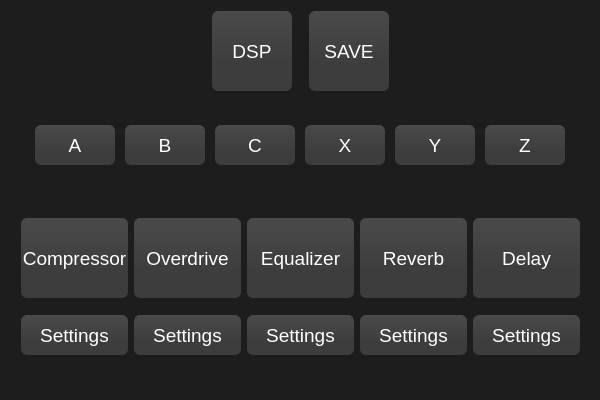
First picture: the form in CrimsonGUI/mainwindow.ui, repository eduardosacco/crimsonfx, before the edit.
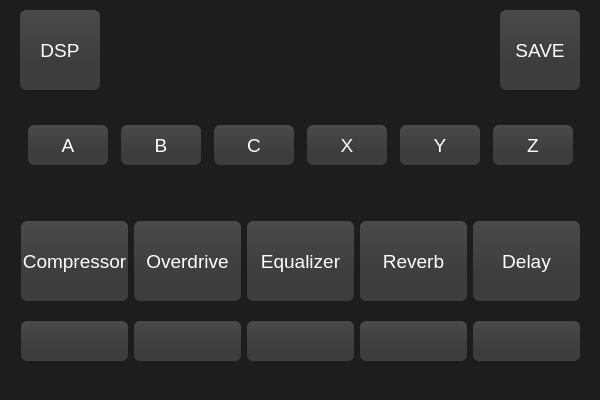
Second picture: the form after the edit. Icons and pictures are not drawn.

```diff
--- a/CrimsonGUI/mainwindow.ui
+++ b/CrimsonGUI/mainwindow.ui
@@ -49,7 +49,7 @@
       <x>10</x>
       <y>196</y>
       <width>581</width>
-      <height>181</height>
+      <height>191</height>
      </rect>
     </property>
     <layout class="QGridLayout" name="gridLayout">
@@ -62,7 +62,17 @@
         </size>
        </property>
        <property name="text">
-        <string>Settings</string>
+        <string/>
+       </property>
+       <property name="icon">
+        <iconset resource="resources.qrc">
+         <normaloff>:/img/img/settings.png</normaloff>:/img/img/settings.png</iconset>
+       </property>
+       <property name="iconSize">
+        <size>
+         <width>35</width>
+         <height>35</height>
+        </size>
        </property>
       </widget>
      </item>
@@ -75,7 +85,17 @@
         </size>
        </property>
        <property name="text">
-        <string>Settings</string>
+        <string/>
+       </property>
+       <property name="icon">
+        <iconset resource="resources.qrc">
+         <normaloff>:/img/img/settings.png</normaloff>:/img/img/settings.png</iconset>
+       </property>
+       <property name="iconSize">
+        <size>
+         <width>35</width>
+         <height>35</height>
+        </size>
        </property>
       </widget>
      </item>
@@ -123,19 +143,6 @@
        </property>
       </widget>
      </item>
-     <item row="1" column="0">
-      <widget class="QPushButton" name="btnCompressorSettings">
-       <property name="minimumSize">
-        <size>
-         <width>0</width>
-         <height>40</height>
-        </size>
-       </property>
-       <property name="text">
-        <string>Settings</string>
-       </property>
-      </widget>
-     </item>
      <item row="0" column="0">
       <widget class="QPushButton" name="btnCompressorState">
        <property name="sizePolicy">
@@ -211,7 +218,17 @@
         </size>
        </property>
        <property name="text">
-        <string>Settings</string>
+        <string/>
+       </property>
+       <property name="icon">
+        <iconset resource="resources.qrc">
+         <normaloff>:/img/img/settings.png</normaloff>:/img/img/settings.png</iconset>
+       </property>
+       <property name="iconSize">
+        <size>
+         <width>35</width>
+         <height>35</height>
+        </size>
        </property>
       </widget>
      </item>
@@ -224,7 +241,40 @@
         </size>
        </property>
        <property name="text">
-        <string>Settings</string>
+        <string/>
+       </property>
+       <property name="icon">
+        <iconset resource="resources.qrc">
+         <normaloff>:/img/img/settings.png</normaloff>:/img/img/settings.png</iconset>
+       </property>
+       <property name="iconSize">
+        <size>
+         <width>35</width>
+         <height>35</height>
+        </size>
+       </property>
+      </widget>
+     </item>
+     <item row="1" column="0">
+      <widget class="QPushButton" name="btnCompressorSettings">
+       <property name="minimumSize">
+        <size>
+         <width>40</width>
+         <height>40</height>
+        </size>
+       </property>
+       <property name="text">
+        <string/>
+       </property>
+       <property name="icon">
+        <iconset resource="resources.qrc">
+         <normaloff>:/img/img/settings.png</normaloff>:/img/img/settings.png</iconset>
+       </property>
+       <property name="iconSize">
+        <size>
+         <width>35</width>
+         <height>35</height>
+        </size>
        </property>
       </widget>
      </item>
@@ -233,10 +283,10 @@
    <widget class="QWidget" name="horizontalLayoutWidget">
     <property name="geometry">
      <rect>
-      <x>20</x>
-      <y>110</y>
-      <width>561</width>
-      <height>71</height>
+      <x>10</x>
+      <y>100</y>
+      <width>581</width>
+      <height>91</height>
      </rect>
     </property>
     <layout class="QHBoxLayout" name="horizontalLayout">
@@ -356,55 +406,74 @@
      </item>
     </layout>
    </widget>
-   <widget class="QWidget" name="horizontalLayoutWidget_2">
+   <widget class="QLabel" name="label">
     <property name="geometry">
      <rect>
       <x>190</x>
-      <y>0</y>
+      <y>10</y>
       <width>221</width>
-      <height>101</height>
+      <height>81</height>
      </rect>
     </property>
-    <layout class="QHBoxLayout" name="horizontalLayout_2">
-     <item>
-      <widget class="QPushButton" name="btnDSPOnOff">
-       <property name="sizePolicy">
-        <sizepolicy hsizetype="Fixed" vsizetype="Fixed">
-         <horstretch>0</horstretch>
-         <verstretch>0</verstretch>
-        </sizepolicy>
-       </property>
-       <property name="minimumSize">
-        <size>
-         <width>80</width>
-         <height>80</height>
-        </size>
-       </property>
-       <property name="text">
-        <string>DSP</string>
-       </property>
-      </widget>
-     </item>
-     <item>
-      <widget class="QPushButton" name="btnSave">
-       <property name="sizePolicy">
-        <sizepolicy hsizetype="Fixed" vsizetype="Fixed">
-         <horstretch>0</horstretch>
-         <verstretch>0</verstretch>
-        </sizepolicy>
-       </property>
-       <property name="minimumSize">
-        <size>
-         <width>80</width>
-         <height>80</height>
-        </size>
-       </property>
-       <property name="text">
-        <string>SAVE</string>
-       </property>
-      </widget>
-     </item>
-    </layout>
+    <property name="text">
+     <string/>
+    </property>
+    <property name="pixmap">
+     <pixmap resource="resources.qrc">:/img/img/crimsonLogo.png</pixmap>
+    </property>
+    <property name="scaledContents">
+     <bool>true</bool>
+    </property>
+   </widget>
+   <widget class="QPushButton" name="btnSave">
+    <property name="geometry">
+     <rect>
+      <x>500</x>
+      <y>10</y>
+      <width>80</width>
+      <height>80</height>
+     </rect>
+    </property>
+    <property name="sizePolicy">
+     <sizepolicy hsizetype="Fixed" vsizetype="Fixed">
+      <horstretch>0</horstretch>
+      <verstretch>0</verstretch>
+     </sizepolicy>
+    </property>
+    <property name="minimumSize">
+     <size>
+      <width>80</width>
+      <height>80</height>
+     </size>
+    </property>
+    <property name="text">
+     <string>SAVE</string>
+    </property>
+   </widget>
+   <widget class="QPushButton" name="btnDSPOnOff">
+    <property name="geometry">
+     <rect>
+      <x>20</x>
+      <y>10</y>
+      <width>80</width>
+      <height>80</height>
+     </rect>
+    </property>
+    <property name="sizePolicy">
+     <sizepolicy hsizetype="Fixed" vsizetype="Fixed">
+      <horstretch>0</horstretch>
+      <verstretch>0</verstretch>
+     </sizepolicy>
+    </property>
+    <property name="minimumSize">
+     <size>
+      <width>80</width>
+      <height>80</height>
+     </size>
+    </property>
+    <property name="text">
+     <string>DSP</string>
+    </property>
    </widget>
   </widget>
  </widget>
```
Left out of the diff: 4 changed lines with no effect on the pictures.
